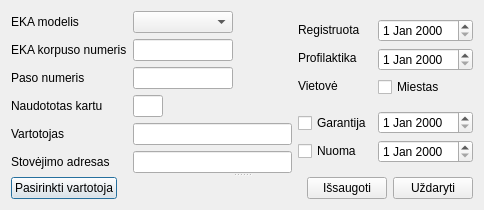
Tautvydas2019/Diplomas, file duombaze/naujaseka.ui: the form before one commit.
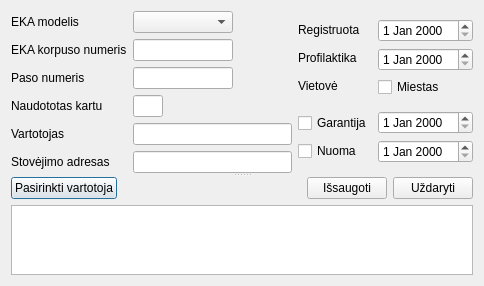
The form after the commit.

```diff
--- a/duombaze/naujaseka.ui
+++ b/duombaze/naujaseka.ui
@@ -254,6 +254,9 @@
      </widget>
     </widget>
    </item>
+   <item>
+    <widget class="QTableView" name="tableView"/>
+   </item>
   </layout>
   <zorder>lineEdit_ekaplace</zorder>
  </widget>
```
Left out of the diff: 5 changed lines with no effect on the pictures.
